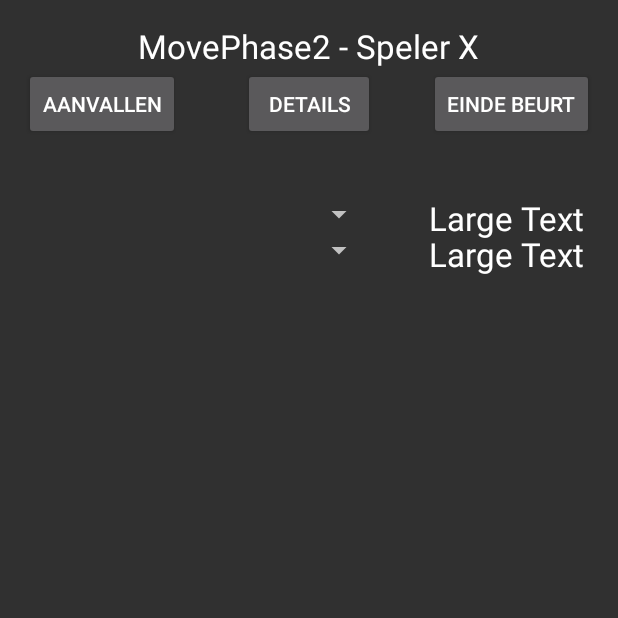
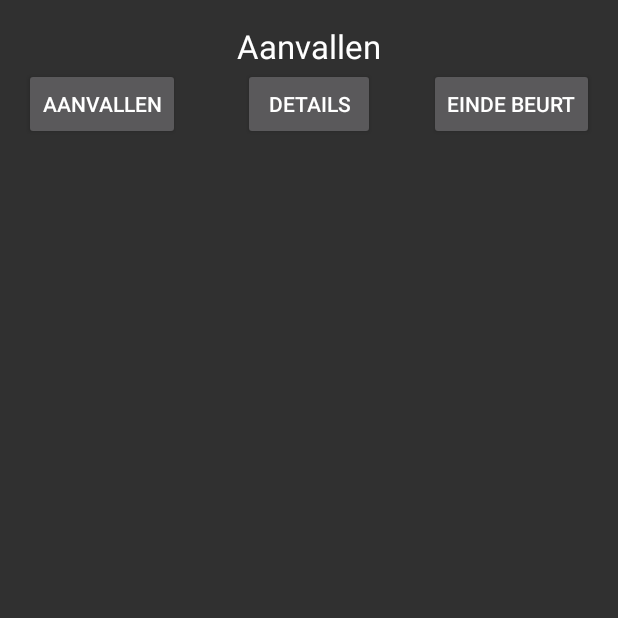
Before and after one commit to henricozondag/RiskElite, an Android app: the MovePhase2 screen opened directly, with no data from a screen before it, on a phone screen of 412 x 824 dp, the top half of it. Run offline under Robolectric (Android 15) with nearby library versions, the phone set to English and light mode, and no system bars.

Commit message:
Release: - Legericon laten zien als je aan de beurt bent - Als je past dan niet meer naar het aanvalsscherm gaan - Schuivenscherm opgeschoond - Movephase 2 ontdaan van de testlayout waarmee je kon aanvallen

```diff
--- a/app/src/main/java/mamahetogames/riskelite/MovePhase2.java
+++ b/app/src/main/java/mamahetogames/riskelite/MovePhase2.java
@@ -1,30 +1,15 @@
 package mamahetogames.riskelite;
 
 import android.content.Intent;
-import android.database.Cursor;
 import android.support.v7.app.AppCompatActivity;
 import android.os.Bundle;
-import android.util.Log;
 import android.view.View;
-import android.widget.AdapterView;
-import android.widget.ArrayAdapter;
 import android.widget.Button;
-import android.widget.Spinner;
-import android.widget.TextView;
-import android.widget.Toast;
 
-import java.util.ArrayList;
-
-public class MovePhase2 extends AppCompatActivity implements AdapterView.OnItemSelectedListener, View.OnClickListener {
+public class MovePhase2 extends AppCompatActivity implements View.OnClickListener {
 
     private int gameID;
-    private int currentPlayerId;
-    private int armiesAttacker;
-    private int armiesDefender;
     private final MyDBHandler db = new MyDBHandler(this);
-    private Spinner spinnerAttackCountry, spinnerDefendCountry;
-    private TextView textViewAttackArmies;
-    private TextView textViewDefendArmies;
 
     @Override
     protected void onCreate(Bundle savedInstanceState) {
@@ -34,101 +19,12 @@ public class MovePhase2 extends AppCompatActivity implements AdapterView.OnItemS
         //actieve game ophalen
         gameID = db.getActiveGameID();
 
-        //current player_id ophalen
-        currentPlayerId = Integer.parseInt(db.currentPlayer(gameID,"ID"));
-
         Button buttonMovePhase3 = (Button) findViewById(R.id.buttonMovePhase3);
         buttonMovePhase3.setOnClickListener(this);
         Button buttonMoveAction = (Button) findViewById(R.id.buttonMoveAction);
         buttonMoveAction.setOnClickListener(this);
         Button buttonPlayerDetails = (Button) findViewById(R.id.buttonPlayerDetails);
         buttonPlayerDetails.setOnClickListener(this);
-
-        textViewAttackArmies = (TextView) this.findViewById(R.id.textViewAttackArmies);
-        textViewDefendArmies = (TextView) this.findViewById(R.id.textViewDefendArmies);
-
-        // spinners om 2 landen te selecteren waarmee je wil aanvallen
-        // Vul deze spinner met al de beschikbare werelden
-        spinnerAttackCountry = (Spinner) findViewById(R.id.spinnerAttackCountry);
-        Cursor c = db.getCountries(gameID, currentPlayerId, "owner");
-        ArrayList<String> list1 = new ArrayList<>();
-        for(c.moveToFirst(); !c.isAfterLast(); c.moveToNext()) {
-            list1.add(c.getString(0));
-        }
-        c.close();
-
-        spinnerDefendCountry = (Spinner) findViewById(R.id.spinnerDefendCountry);
-        Cursor d = db.getCountries(gameID, currentPlayerId, "nowner");
-        ArrayList<String> list2 = new ArrayList<>();
-        for(d.moveToFirst(); !d.isAfterLast(); d.moveToNext()) {
-            list2.add(d.getString(0));
-        }
-        d.close();
-
-        ArrayAdapter<String> dataAdapter = new ArrayAdapter<>
-                (this, android.R.layout.simple_spinner_item,list1);
-
-        ArrayAdapter<String> dataAdapter2 = new ArrayAdapter<>
-                (this, android.R.layout.simple_spinner_item,list2);
-
-        dataAdapter.setDropDownViewResource(android.R.layout.simple_spinner_dropdown_item);
-        dataAdapter2.setDropDownViewResource(android.R.layout.simple_spinner_dropdown_item);
-
-        spinnerAttackCountry.setAdapter(dataAdapter);
-        spinnerDefendCountry.setAdapter(dataAdapter2);
-
-        spinnerAttackCountry.setOnItemSelectedListener(this);
-        spinnerDefendCountry.setOnItemSelectedListener(this);
-    }
-
-    public void onItemSelected(AdapterView<?> parentView,View v,int position,long id) {
-
-        switch (parentView.getId()) {
-            case R.id.spinnerAttackCountry:
-                String attack = spinnerAttackCountry.getItemAtPosition(position).toString();
-                armiesAttacker = db.getCountryArmies(attack, gameID)-1;
-                textViewAttackArmies.setText(String.valueOf(armiesAttacker));
-                break;
-            case R.id.spinnerDefendCountry:
-                String defend = spinnerDefendCountry.getItemAtPosition(position).toString();
-                armiesDefender = db.getCountryArmies(defend, gameID);
-                textViewDefendArmies.setText(String.valueOf(armiesDefender));
-                checkAttack(false);
-                break;
-            default:
-                break;
-        }
-    }
-
-    public void onNothingSelected(AdapterView<?> parentView){
-        //zodat de spinners niet gaan flippen
-    }
-
-    private void checkAttack(Boolean start) {
-
-        if  (db.isOwner(currentPlayerId,String.valueOf(spinnerAttackCountry.getSelectedItem()),gameID)) {
-            // check of het verdedigende land NIET van de aanvaller is
-            Log.i("isowner","true");
-            if (!(db.isOwner(currentPlayerId,String.valueOf(spinnerDefendCountry.getSelectedItem()),gameID))) {
-                //Check of de landen aan elkaar grenzen
-                Log.i("isowner","false dus goed");
-                if (db.isNeighbour(String.valueOf(spinnerAttackCountry.getSelectedItem()),String.valueOf(spinnerDefendCountry.getSelectedItem()),gameID)) {
-                    Log.i("isneighbour","true");
-                    if (start) {
-                        db.initAttack(String.valueOf(spinnerAttackCountry.getSelectedItem()), String.valueOf(spinnerDefendCountry.getSelectedItem()), gameID);
-                        Intent i = new Intent(this, MoveAction.class);
-                        startActivity(i);
-                    }
-                }
-                else
-                    Log.i("Buren?","geen buren");
-                Toast.makeText(getApplicationContext(),
-                        "Landen grenzen niet aan elkaar!", Toast.LENGTH_SHORT).show();
-            }
-            else
-                Log.i("defender","is van attacker");
-        } else
-            Log.i("aanvaller","is niet van aanvaller");
     }
 
         @Override
--- a/app/src/main/java/mamahetogames/riskelite/MovePhase3.java
+++ b/app/src/main/java/mamahetogames/riskelite/MovePhase3.java
@@ -36,7 +36,7 @@ public class MovePhase3 extends AppCompatActivity implements View.OnClickListene
 
                 //Volgende speler de beurt geven
                 db.nextPlayer(db.getActiveGameID());
-
+                db.setPlayerStatus(gameID, "premove");
                 startActivity(i);
                 break;
         }
--- a/app/src/main/java/mamahetogames/riskelite/MyDBHandler.java
+++ b/app/src/main/java/mamahetogames/riskelite/MyDBHandler.java
@@ -452,6 +452,8 @@ class MyDBHandler extends SQLiteOpenHelper {
             currentPlayer1 = currentPlayer.getString(0);
         }
         currentPlayer.close();
+        Log.i("currentplayer", query);
+        Log.i("currentgameplayer", currentPlayer1);
         return currentPlayer1;
     }
 
--- a/app/src/main/java/mamahetogames/riskelite/PlayerDetails.java
+++ b/app/src/main/java/mamahetogames/riskelite/PlayerDetails.java
@@ -181,6 +181,7 @@ public class PlayerDetails extends AppCompatActivity implements View.OnClickList
                 Toast.makeText(PlayerDetails.this, "Heel goed, je hebt drie verschillende aangevinkt!",  Toast.LENGTH_LONG).show();
                 addArmies();
                 removeCards();
+                buttonMovePhase2.setVisibility(View.INVISIBLE);
             }
             else {
                 Toast.makeText(PlayerDetails.this, "Wow 3 kaarten, alleen helaas niet 3 verschillende of 3 dezelfde!",  Toast.LENGTH_LONG).show();
--- a/app/src/main/res/layout/activity_move_phase2.xml
+++ b/app/src/main/res/layout/activity_move_phase2.xml
@@ -13,7 +13,7 @@
         android:layout_width="wrap_content"
         android:layout_height="wrap_content"
         android:textAppearance="?android:attr/textAppearanceLarge"
-        android:text="MovePhase2 - Speler X"
+        android:text="Aanvallen"
         android:id="@+id/textViewMovePhase2"
         android:layout_alignParentTop="true"
         android:layout_centerHorizontal="true" />
@@ -42,40 +42,4 @@
         android:layout_below="@+id/textViewMovePhase2"
         android:layout_alignParentStart="true" />
 
-    <Spinner
-        android:layout_width="wrap_content"
-        android:layout_height="wrap_content"
-        android:id="@+id/spinnerAttackCountry"
-        android:layout_below="@+id/buttonMovePhase3"
-        android:layout_alignParentStart="true"
-        android:layout_marginTop="37dp"
-        android:layout_toStartOf="@+id/buttonMovePhase3"
-        android:layout_alignEnd="@+id/buttonPlayerDetails" />
-
-    <Spinner
-        android:layout_width="wrap_content"
-        android:layout_height="wrap_content"
-        android:id="@+id/spinnerDefendCountry"
-        android:layout_below="@+id/spinnerAttackCountry"
-        android:layout_alignParentStart="true"
-        android:layout_alignEnd="@+id/spinnerAttackCountry" />
-
-    <TextView
-        android:layout_width="wrap_content"
-        android:layout_height="wrap_content"
-        android:textAppearance="?android:attr/textAppearanceLarge"
-        android:text="Large Text"
-        android:id="@+id/textViewAttackArmies"
-        android:layout_alignTop="@+id/spinnerAttackCountry"
-        android:layout_alignStart="@+id/buttonMovePhase3" />
-
-    <TextView
-        android:layout_width="wrap_content"
-        android:layout_height="wrap_content"
-        android:textAppearance="?android:attr/textAppearanceLarge"
-        android:text="Large Text"
-        android:id="@+id/textViewDefendArmies"
-        android:layout_below="@+id/spinnerAttackCountry"
-        android:layout_alignStart="@+id/textViewAttackArmies" />
-
 </RelativeLayout>
--- a/app/src/main/res/layout/activity_move_phase3.xml
+++ b/app/src/main/res/layout/activity_move_phase3.xml
@@ -13,7 +13,7 @@
         android:layout_width="wrap_content"
         android:layout_height="wrap_content"
         android:textAppearance="?android:attr/textAppearanceLarge"
-        android:text="MovePhase3"
+        android:text="Schuiven"
         android:id="@+id/textViewMovePhase3"
         android:layout_alignParentTop="true"
         android:layout_centerHorizontal="true" />
@@ -21,8 +21,8 @@
     <Button
         android:layout_width="wrap_content"
         android:layout_height="wrap_content"
-        android:text="PreMove"
+        android:text="Einde beurt"
         android:id="@+id/buttonPreMove"
-        android:layout_centerVertical="true"
+        android:layout_alignParentBottom="true"
         android:layout_centerHorizontal="true" />
 </RelativeLayout>
```
Also changed, not shown: app/src/main/java/mamahetogames/riskelite/MapScreen.java (+12 -1 lines), app/src/main/java/mamahetogames/riskelite/PreMove.java (+39 -0 lines), app/src/main/res/layout/activity_pre_move.xml (+11 -3 lines).
